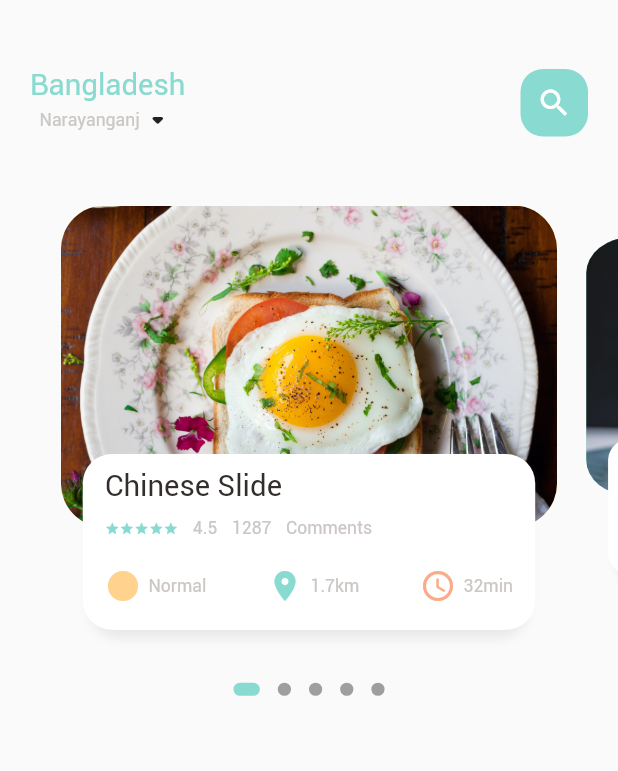
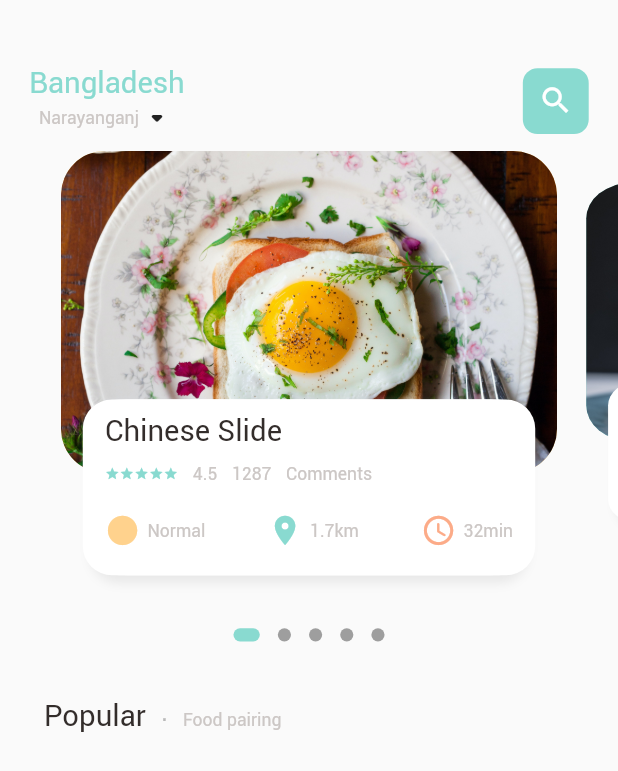
Before and after one commit to khOsman/learing_flutter, a Flutter app: the screen it shows after launch, on a phone screen of 412 x 824 dp. Shown: the top 771 px of the screen. Run offline on Flutter 3.47's test engine with Material 2 defaults, Android fonts, the light colour scheme and no system bars; drawn by our look-alikes of dots_indicator; our stand-ins replace get.

Commit message:
updating popular items

```diff
--- a/lib/home/main_food_page.dart
+++ b/lib/home/main_food_page.dart
@@ -1,5 +1,6 @@
 import 'package:flutter/material.dart';
 import 'package:learing_flutter/utils/colors.dart';
+import 'package:learing_flutter/utils/dimensions.dart';
 import 'package:learing_flutter/widgets/big_text.dart';
 import 'package:learing_flutter/widgets/food_page_body.dart';
 import 'package:learing_flutter/widgets/small_text.dart';
@@ -18,8 +19,14 @@ class _MainFoodPageState extends State<MainFoodPage> {
         body: Column(
       children: [
         Container(
-          margin: EdgeInsets.only(top: 45, bottom: 45),
-          padding: EdgeInsets.only(left: 20, right: 20),
+          margin: EdgeInsets.only(
+            top: Dimensions.height45,
+            bottom: Dimensions.height15,
+          ),
+          padding: EdgeInsets.only(
+            left: Dimensions.width20,
+            right: Dimensions.width20,
+          ),
           child: Row(
             mainAxisAlignment: MainAxisAlignment.spaceBetween,
             children: [
@@ -41,15 +48,17 @@ class _MainFoodPageState extends State<MainFoodPage> {
               ),
               Center(
                 child: Container(
-                  width: 45,
-                  height: 45,
+                  width: Dimensions.width45,
+                  height: Dimensions.height45,
                   decoration: BoxDecoration(
-                    borderRadius: BorderRadius.circular(15),
+                    borderRadius:
+                        BorderRadius.circular(Dimensions.borderRadius15),
                     color: AppColors.mainColor,
                   ),
-                  child: const Icon(
+                  child: Icon(
                     Icons.search,
                     color: Colors.white,
+                    size: Dimensions.iconSize24,
                   ),
                 ),
               ),
--- a/lib/utils/dimensions.dart
+++ b/lib/utils/dimensions.dart
@@ -11,17 +11,34 @@ class Dimensions {
   static double pageViewContainer = screenHeight / 3.84;
   static double pageViewTextContainer = screenHeight / 7.83;
 
+  static double iconSize24 = screenHeight / 35.17;
+
   static double dotSize9 = screenHeight / 93.78;
   static double dotSize18 = screenHeight / 46.89;
 
   static double borderRadius5 = screenHeight / 168.8;
+  static double borderRadius15 = screenHeight / 84.4;
   static double borderRadius20 = screenHeight / 42.2;
   static double borderRadius30 = screenHeight / 28.13;
 
+  //Dynamic Width
+  static double width2 = screenHeight / 422;
+  static double width3 = screenHeight / 281.33;
+  static double width5 = screenHeight / 168.8;
+  static double width10 = screenHeight / 84.4;
+  static double width15 = screenHeight / 84.4;
+  static double width20 = screenHeight / 42.2;
+  static double width30 = screenHeight / 28.13;
+  static double width45 = screenHeight / 18.76;
+  //Dynamic Height
+  static double height2 = screenHeight / 422;
+  static double height3 = screenHeight / 281.33;
+  static double height5 = screenHeight / 168.8;
   static double height10 = screenHeight / 84.4;
   static double height15 = screenHeight / 84.4;
   static double height20 = screenHeight / 42.2;
   static double height30 = screenHeight / 28.13;
+  static double height45 = screenHeight / 18.76;
   static double height120 = screenHeight / 7.03;
 
   static double fontSize12 = screenHeight / 70.33;
--- a/lib/widgets/food_page_body.dart
+++ b/lib/widgets/food_page_body.dart
@@ -39,6 +39,7 @@ class _FoodPageBodyState extends State<FoodPageBody> {
   @override
   Widget build(BuildContext context) {
     return Column(children: [
+      //** Slider Section*/
       Container(
         // color: Colors.redAccent,
         height: Dimensions.pageView,
@@ -50,6 +51,7 @@ class _FoodPageBodyState extends State<FoodPageBody> {
           },
         ),
       ),
+      //** Dots */
       new DotsIndicator(
         dotsCount: 5,
         position: _currPageValue,
@@ -60,7 +62,36 @@ class _FoodPageBodyState extends State<FoodPageBody> {
           activeShape: RoundedRectangleBorder(
               borderRadius: BorderRadius.circular(Dimensions.borderRadius5)),
         ),
-      )
+      ),
+      //** Popular Items*/
+      SizedBox(height: Dimensions.height30),
+      Container(
+        margin: EdgeInsets.only(left: Dimensions.width30),
+        child: Row(
+          crossAxisAlignment: CrossAxisAlignment.end,
+          children: [
+            BigText(
+              text: "Popular",
+              color: AppColors.mainBlackColor,
+            ),
+            SizedBox(width: Dimensions.width10),
+            Container(
+              margin: EdgeInsets.only(bottom: Dimensions.height3),
+              child: BigText(
+                text: ".",
+                color: Colors.black26,
+              ),
+            ),
+            SizedBox(width: Dimensions.width10),
+            Container(
+              margin: EdgeInsets.only(bottom: Dimensions.height2),
+              child: SmallText(
+                text: "Food pairing",
+              ),
+            ),
+          ],
+        ),
+      ),
     ]);
   }
 
@@ -98,7 +129,7 @@ class _FoodPageBodyState extends State<FoodPageBody> {
           Container(
             height: Dimensions.pageViewContainer,
             margin: EdgeInsets.only(
-                left: Dimensions.height10, right: Dimensions.height10),
+                left: Dimensions.width10, right: Dimensions.width10),
             decoration: BoxDecoration(
               borderRadius: BorderRadius.circular(Dimensions.borderRadius30),
               color:
@@ -114,8 +145,8 @@ class _FoodPageBodyState extends State<FoodPageBody> {
             child: Container(
               height: Dimensions.height120,
               margin: EdgeInsets.only(
-                left: Dimensions.height30,
-                right: Dimensions.height30,
+                left: Dimensions.width30,
+                right: Dimensions.width30,
                 bottom: Dimensions.height30,
               ),
               decoration: BoxDecoration(
@@ -140,8 +171,8 @@ class _FoodPageBodyState extends State<FoodPageBody> {
               child: Container(
                 padding: EdgeInsets.only(
                   top: Dimensions.height15,
-                  left: Dimensions.height15,
-                  right: Dimensions.height15,
+                  left: Dimensions.width15,
+                  right: Dimensions.width15,
                 ),
                 child: Column(
                   crossAxisAlignment: CrossAxisAlignment.start,
@@ -162,11 +193,11 @@ class _FoodPageBodyState extends State<FoodPageBody> {
                                     size: Dimensions.height15,
                                   )),
                         ),
-                        SizedBox(width: Dimensions.height10),
+                        SizedBox(width: Dimensions.width10),
                         SmallText(text: "4.5"),
-                        SizedBox(width: Dimensions.height10),
+                        SizedBox(width: Dimensions.width10),
                         SmallText(text: "1287"),
-                        SizedBox(width: Dimensions.height10),
+                        SizedBox(width: Dimensions.width10),
                         SmallText(text: "Comments")
                       ],
                     ),
--- a/lib/widgets/icon_and_text_widget.dart
+++ b/lib/widgets/icon_and_text_widget.dart
@@ -1,4 +1,5 @@
 import 'package:flutter/cupertino.dart';
+import 'package:learing_flutter/utils/dimensions.dart';
 import 'package:learing_flutter/widgets/small_text.dart';
 
 class IconAndTextWidget extends StatelessWidget {
@@ -20,8 +21,9 @@ class IconAndTextWidget extends StatelessWidget {
         Icon(
           icon,
           color: iconColor,
+          size: Dimensions.iconSize24,
         ),
-        SizedBox(width: 5),
+        SizedBox(width: Dimensions.width5),
         SmallText(
           text: text,
         )
```
